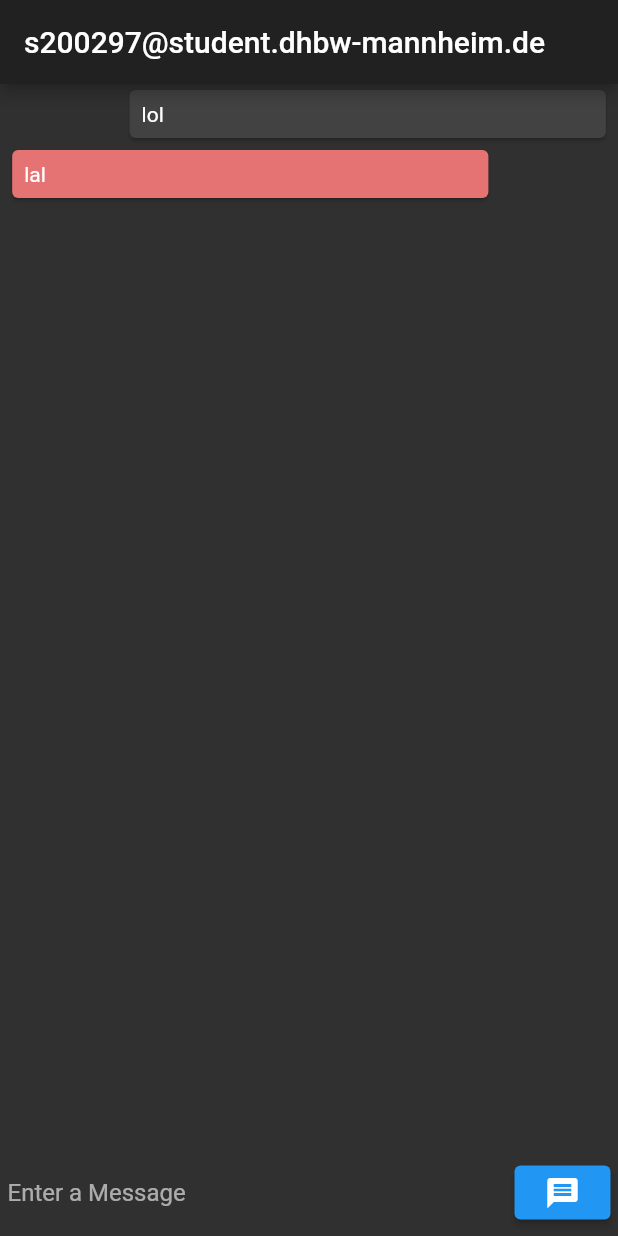
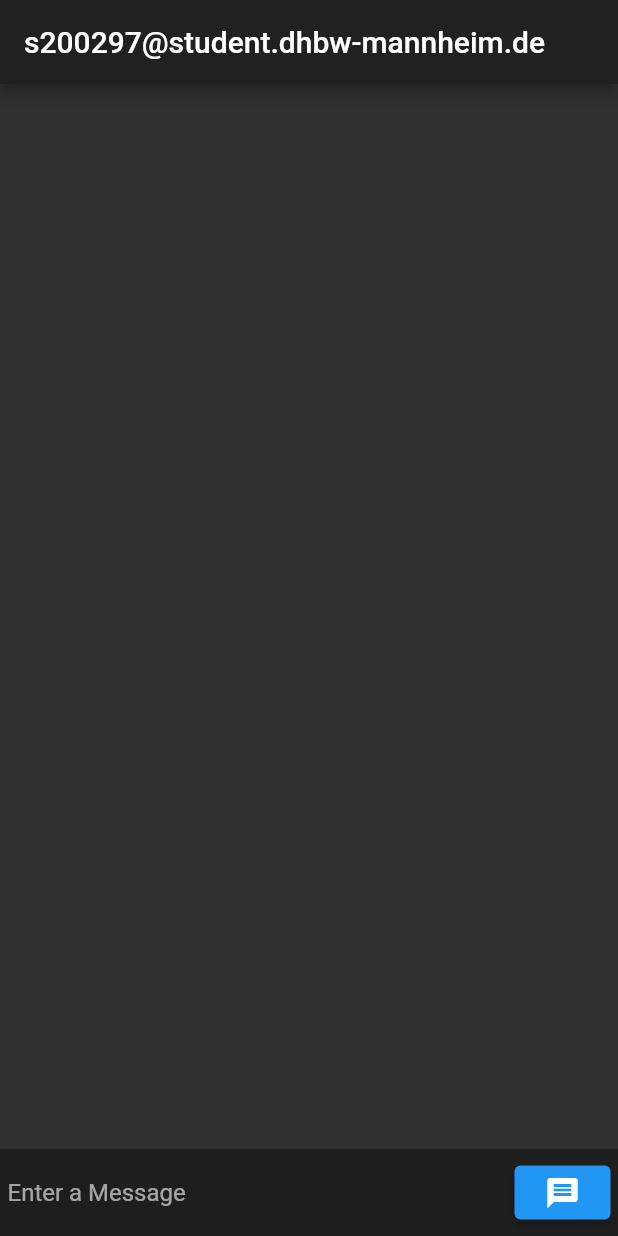
Before and after one commit to Natrocx/pink_fluffy_unicorns, a Flutter app: the screen it shows after launch, after a tap on the "message" icon, on a phone screen of 412 x 824 dp. Run offline on Flutter 3.47's test engine with Material 2 defaults, Android fonts, the phone set to English and light mode, and no system bars.

Commit message:
Added Timestamps to MessageCards

```diff
--- a/lib/Chat/Chat.dart
+++ b/lib/Chat/Chat.dart
@@ -24,7 +24,7 @@ class _ChatState extends State<StatefulWidget> {
   bool _needsScroll = true;
 
   _ChatState(this.chatPartner, this._messageSender) {
-    messages = [Message("lol", true), Message("lal", false)];
+    messages = [];
     _messageSender.additionCallback = addMessage;
 
     _scrollController = ScrollController(keepScrollOffset: false);
--- a/lib/Chat/ChatInput.dart
+++ b/lib/Chat/ChatInput.dart
@@ -25,7 +25,9 @@ class _ChatInputState extends State<ChatInput> {
 
   @override
   Widget build(BuildContext context) {
-    return Padding(
+    return Container(
+        color: Colors.black38,
+        child: Padding(
           child: Row(
             children: [
               Expanded(
@@ -45,7 +47,7 @@ class _ChatInputState extends State<ChatInput> {
             ],
           ),
           padding: EdgeInsets.all(5.0),
-    );
+        ));
   }
 
   void sendTextMessage() async {
@@ -55,10 +57,12 @@ class _ChatInputState extends State<ChatInput> {
     Message message, pingpongMessage;
 
     if (result.isNotEmpty) {
-      message = Message(result, true);
+      message = Message(
+          textContent: result, isOwn: true, dateTimeSent: DateTime.now());
       sendSuccessful = messageSender.sendMessage(message);
 
-      pingpongMessage = Message(result, false);
+      pingpongMessage = Message(
+          textContent: result, isOwn: false, dateTimeSent: DateTime.now());
     } else {
       return;
     }
--- a/lib/Chat/Message.dart
+++ b/lib/Chat/Message.dart
@@ -1,26 +1,26 @@
 import 'package:flutter/material.dart';
+import 'package:intl/intl.dart';
 
 class Message {
   late final MessageType? messageType;
   final String textContent;
+  late final DateTime dateTimeSent;
 
   final bool isOwn;
   MessageStatus status = MessageStatus.Pending;
 
-  Message(this.textContent, this.isOwn) {
-    messageType = MessageType.Text;
-  }
+  Message(
+      {required this.textContent,
+      required this.isOwn,
+      this.messageType = MessageType.Text,
+      required this.dateTimeSent});
 }
 
 enum MessageType {
   Text,
 }
 
-enum MessageStatus {
-  Pending,
-  Failed,
-  Successful
-}
+enum MessageStatus { Pending, Failed, Successful }
 
 class MessageCard extends StatelessWidget {
   final Message message;
@@ -34,8 +34,23 @@ class MessageCard extends StatelessWidget {
       color = Colors.red[300];
     }
     return Card(
-      child: Padding(
-          padding: EdgeInsets.all(8.0), child: Text(message.textContent)),
+      child: Column(
+        children: [
+          Container(
+            child: Padding(
+                padding: EdgeInsets.all(8.0), child: Text(message.textContent)),
+            alignment: Alignment.centerRight,
+          ),
+          Container(
+              alignment: Alignment.centerRight,
+              child: Padding(
+                padding: EdgeInsets.all(2.0),
+                child: Text(DateFormat("hh:mm").format(message.dateTimeSent),
+                    style: TextStyle(fontSize: 8)),
+              )),
+        ],
+        mainAxisSize: MainAxisSize.min,
+      ),
       color: color,
     );
   }
--- a/pubspec.yaml
+++ b/pubspec.yaml
@@ -28,6 +28,7 @@ dependencies:
   # The following adds the Cupertino Icons font to your application.
   # Use with the CupertinoIcons class for iOS style icons.
   cupertino_icons: ^1.0.1
+  intl: ^0.17.0
 
 dev_dependencies:
   flutter_test:
```
Also changed, not shown: 1 other file. Lines whose indentation alone changed are shown as unchanged.
